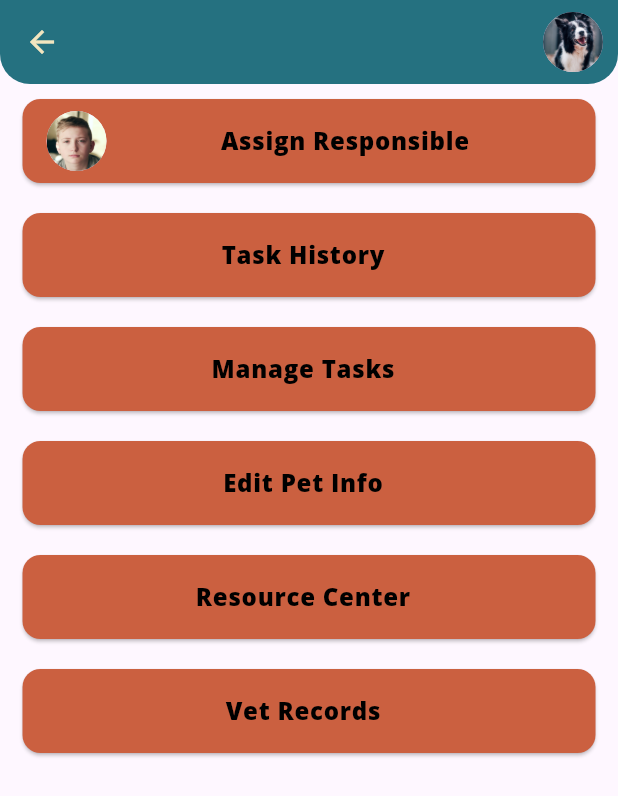
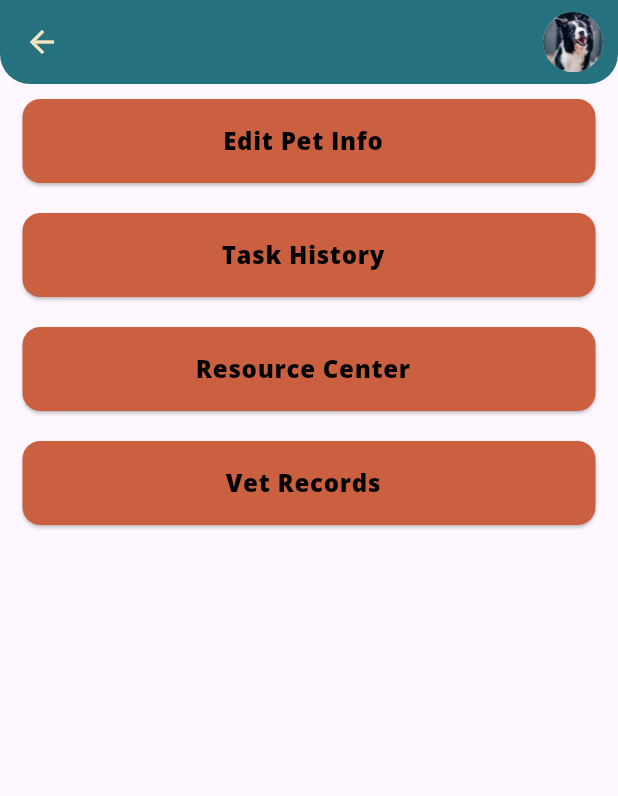
Before and after one commit to 7anine/MyDigitalPet, a Flutter app: the SettingsPageChild screen opened by its route, on a phone screen of 412 x 824 dp. Shown: the top 796 px of the screen. Run offline on Flutter 3.47's test engine with Material 3 defaults, Android fonts, the phone set to English and light mode, and no system bars; our stand-ins replace flutter_riverpod.

Commit message:
Finished settings pages

```diff
--- a/flutterapp/lib/settings_page_child.dart
+++ b/flutterapp/lib/settings_page_child.dart
@@ -40,13 +40,8 @@ class SettingsPageChild extends StatelessWidget {
       ),
       body: ListView(
         children: [
-          _buildCard(context, 'Assign Responsible', leading: CircleAvatar(
-            radius: 20,
-            backgroundImage: AssetImage(pet.ownerimage),
-          )),
+          _buildCard(context, 'Edit Pet Info'),
           _buildCard(context, 'Task History'),
-          _buildCard(context, 'Manage Tasks'),
-          _buildCard(context, 'Edit Pet Info'),
           _buildCard(context, 'Resource Center'),
           _buildCard(context, 'Vet Records'),
         ],
```
Also changed, not shown: flutterapp/lib/home_page_child.dart (+13 -4 lines).
